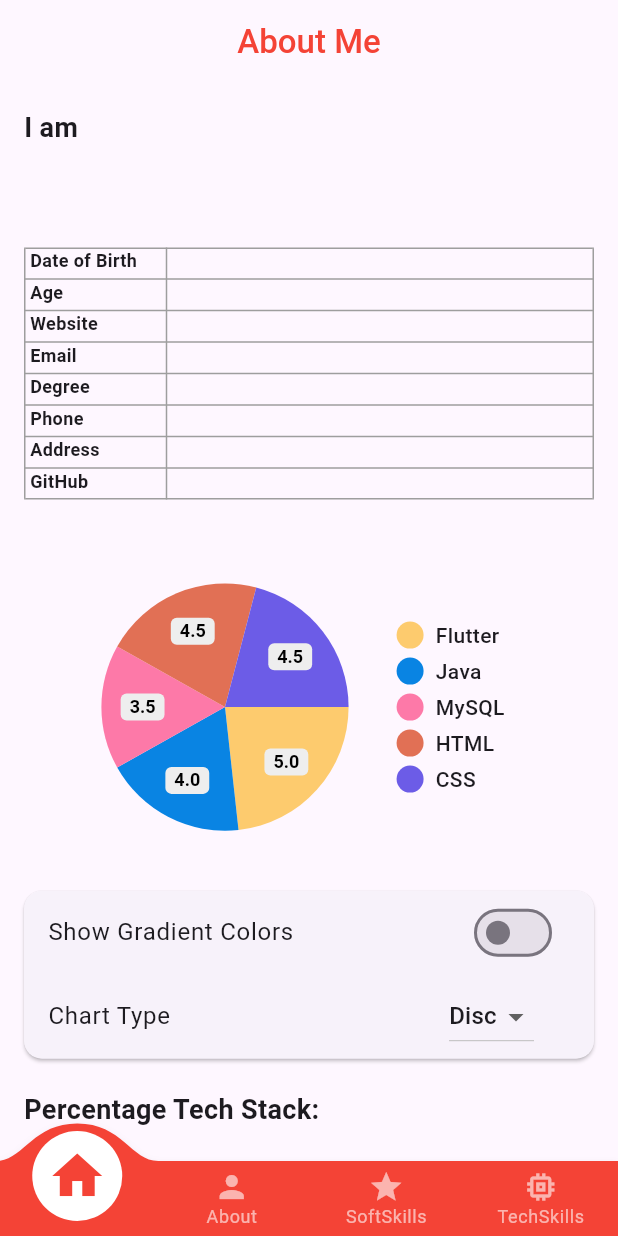
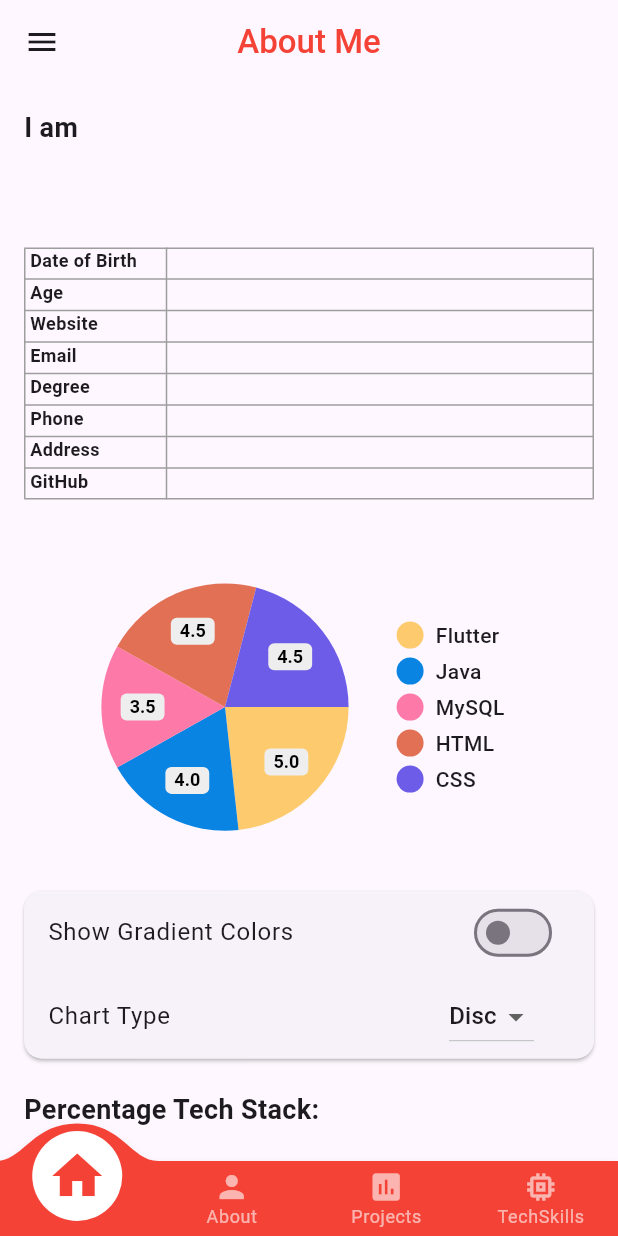
Before and after one commit to gopalkrushnas063/myportfolio_getx_mvvm, a Flutter app: the screen it shows after launch, swiped to page 2, on a phone screen of 412 x 824 dp. Run offline on Flutter 3.47's test engine with Material 3 defaults, Android fonts, the light colour scheme and no system bars; drawn by our look-alikes of convex_bottom_bar, pie_chart; our stand-ins replace animated_text_kit, carousel_slider, flutter_svg, font_awesome_flutter, get, google_fonts and 1 more; network calls fail.

Commit message:
ui modified

```diff
--- a/lib/main.dart
+++ b/lib/main.dart
@@ -1,10 +1,7 @@
 import 'package:flutter/material.dart';
 import 'package:get/get.dart';
-import 'package:myportfolio_getx_mvvm/controller/dat_controller.dart';
-import 'package:myportfolio_getx_mvvm/controller/pichart_controller.dart';
 import 'package:myportfolio_getx_mvvm/routes/routes.dart';
 import 'package:myportfolio_getx_mvvm/view/home_page.dart';
-import 'package:myportfolio_getx_mvvm/view/home_view.dart';
 
 void main() {
   runApp(MyApp());
@@ -17,7 +14,7 @@ class MyApp extends StatelessWidget {
       debugShowCheckedModeBanner: false,
       title: 'My PortFolio',
       theme: ThemeData(
-        primarySwatch: Colors.blue,
+        primarySwatch: Colors.red,
       ),
       initialRoute: '/',
       getPages: allPage,
--- a/lib/routes/routes.dart
+++ b/lib/routes/routes.dart
@@ -32,5 +32,6 @@ final allPage = [
     name: "/projects",
     page: () => ProjectView(),
     transition: Transition.leftToRightWithFade,
-  )
+  ),
+
 ];
--- a/lib/view/about_view.dart
+++ b/lib/view/about_view.dart
@@ -5,6 +5,7 @@ import 'package:google_fonts/google_fonts.dart';
 import 'package:myportfolio_getx_mvvm/controller/dat_controller.dart';
 import 'package:myportfolio_getx_mvvm/controller/pichart_controller.dart';
 import 'package:myportfolio_getx_mvvm/viewmodel/about_view_model.dart';
+import 'package:myportfolio_getx_mvvm/widgets/custom_drawer.dart';
 import 'package:myportfolio_getx_mvvm/widgets/pie_chart_widget.dart';
 import 'package:myportfolio_getx_mvvm/widgets/settings_widget.dart';
 
@@ -28,6 +29,7 @@ class AboutView extends StatelessWidget {
         ),
         centerTitle: true,
       ),
+      drawer: buildDrawer(context),
       body: Center(
         child: Obx(() {
           if (aboutViewModel.isLoading.value) {
--- a/lib/view/home_page.dart
+++ b/lib/view/home_page.dart
@@ -1,10 +1,11 @@
 import 'package:flutter/material.dart';
+import 'package:font_awesome_flutter/font_awesome_flutter.dart';
 import 'package:get/get.dart';
 import 'package:convex_bottom_bar/convex_bottom_bar.dart';
 import 'package:myportfolio_getx_mvvm/controller/bottom_navigation_controller.dart';
 import 'package:myportfolio_getx_mvvm/view/about_view.dart';
 import 'package:myportfolio_getx_mvvm/view/home_view.dart';
-import 'package:myportfolio_getx_mvvm/view/soft_skill_view.dart';
+import 'package:myportfolio_getx_mvvm/view/project_view.dart';
 import 'package:myportfolio_getx_mvvm/view/tech_skill_view.dart';
 
 class HomePage extends StatelessWidget {
@@ -14,7 +15,7 @@ class HomePage extends StatelessWidget {
   final List<Widget> _pages = [
     HomeView(),
     AboutView(),
-    SoftSkillView(),
+    ProjectView(),
     TechSkillView()
   ];
 
@@ -29,7 +30,7 @@ class HomePage extends StatelessWidget {
             items: const [
               TabItem(icon: Icons.home, title: 'Home'),
               TabItem(icon: Icons.person, title: 'About'),
-              TabItem(icon: Icons.star, title: 'SoftSkills'),
+              TabItem(icon: Icons.assessment, title: 'Projects'),
               TabItem(icon: Icons.memory, title: 'TechSkills'),
             ],
             initialActiveIndex: controller.selectedIndex.value,
--- a/lib/view/home_view.dart
+++ b/lib/view/home_view.dart
@@ -68,8 +68,8 @@ class HomeView extends StatelessWidget {
                     borderRadius: BorderRadius.circular(12),
                     child: Image.network(
                       homeViewModel.homeModel.value.image,
-                      width: 170,
-                      height: 200,
+                      width: 120,
+                      height: 140,
                       fit: BoxFit.cover,
                     ),
                   ),
--- a/lib/view/soft_skill_view.dart
+++ b/lib/view/soft_skill_view.dart
@@ -2,6 +2,7 @@ import 'package:flutter/material.dart';
 import 'package:get/get.dart';
 import 'package:myportfolio_getx_mvvm/model/soft_skill_model.dart';
 import 'package:myportfolio_getx_mvvm/viewmodel/soft_skill_viemodel.dart';
+import 'package:myportfolio_getx_mvvm/widgets/custom_drawer.dart';
 
 class SoftSkillView extends StatelessWidget {
   final SoftSkillViewModel _controller = Get.put(SoftSkillViewModel());
@@ -13,6 +14,7 @@ class SoftSkillView extends StatelessWidget {
         title: const Text('Soft Skills'),
         elevation: 0,
       ),
+      drawer: buildDrawer(context),
       body: Obx(() {
         if (_controller.isLoading.value) {
           return Center(
--- a/lib/view/tech_skill_view.dart
+++ b/lib/view/tech_skill_view.dart
@@ -3,6 +3,7 @@ import 'package:flutter_svg/svg.dart';
 import 'package:get/get.dart';
 import 'package:myportfolio_getx_mvvm/model/tech_skill_model.dart';
 import 'package:myportfolio_getx_mvvm/viewmodel/tech_skill_viewmodel.dart';
+import 'package:myportfolio_getx_mvvm/widgets/custom_drawer.dart';
 
 class TechSkillView extends StatelessWidget {
   final TechSkillViewModel _controller = Get.put(TechSkillViewModel());
@@ -14,6 +15,7 @@ class TechSkillView extends StatelessWidget {
         title: const Text('Tech Skills'),
         elevation: 0,
       ),
+      drawer: buildDrawer(context),
       body: Obx(() {
         if (_controller.isLoading.value) {
           return Center(
--- a/lib/widgets/custom_drawer.dart
+++ b/lib/widgets/custom_drawer.dart
@@ -1,4 +1,5 @@
 import 'package:flutter/material.dart';
+import 'package:flutter_svg/svg.dart';
 import 'package:get/get.dart';
 import 'package:google_fonts/google_fonts.dart';
 import 'package:font_awesome_flutter/font_awesome_flutter.dart';
@@ -172,30 +173,55 @@ Drawer buildDrawer(BuildContext context) {
                     ),
                   ),
                 ),
-                onTap: () {},
+                onTap: () {
+                  Get.toNamed("/resume");
+                },
               ),
             ],
           ),
         ),
-
         Padding(
-          padding: const EdgeInsets.only(bottom: 30.0),
-          child: Row(
-            children: [
-              Expanded(
-                child: PieChart(
-                  dataMap: const {
-                    'Flutter': 5,
-                    'Dart': 3,
-                    'Others': 2,
-                  },
-                  chartType: ChartType.disc,
-                  chartRadius: MediaQuery.of(context).size.width / 4,
+          padding: const EdgeInsets.only(bottom: 33.0),
+          child: ClipRRect(
+            borderRadius: BorderRadius.circular(12),
+            child: Container(
+              decoration: BoxDecoration(
+                border: Border.all(
+                  color: Colors.grey,
+                  width: 1.5,
+                ),
+                borderRadius: BorderRadius.circular(12),
+              ),
+              child: ClipRRect(
+                borderRadius: BorderRadius.circular(
+                    10),
+                child: Image.asset(
+                  "assets/images/git_stats.png",
+                  width: 280,
                 ),
               ),
-            ],
+            ),
           ),
         ),
+
+        // Padding(
+        //   padding: const EdgeInsets.only(bottom: 30.0),
+        //   child: Row(
+        //     children: [
+        //       Expanded(
+        //         child: PieChart(
+        //           dataMap: const {
+        //             'Flutter': 5,
+        //             'Dart': 3,
+        //             'Others': 2,
+        //           },
+        //           chartType: ChartType.disc,
+        //           chartRadius: MediaQuery.of(context).size.width / 4,
+        //         ),
+        //       ),
+        //     ],
+        //   ),
+        // ),
       ],
     ),
   );
--- a/pubspec.yaml
+++ b/pubspec.yaml
@@ -27,6 +27,8 @@ dependencies:
   cached_network_image: ^3.3.1
   webview_flutter: ^4.7.0
   convex_bottom_bar: ^3.2.0
+  syncfusion_flutter_pdfviewer: ^24.2.9
+  flutter_pdfview: ^1.3.2
 
 dev_dependencies:
   flutter_test:
@@ -42,6 +44,7 @@ flutter:
   # To add assets to your application, add an assets section, like this:
   assets:
     - assets/images/
+    - assets/pdf/
   #   - images/a_dot_ham.jpeg
 
   # An image asset can refer to one or more resolution-specific "variants", see
```
Also changed, not shown: lib/view/project_view.dart (+58 -11 lines), assets/images/git_stats.png (added), pubspec.lock, 21 other files.
